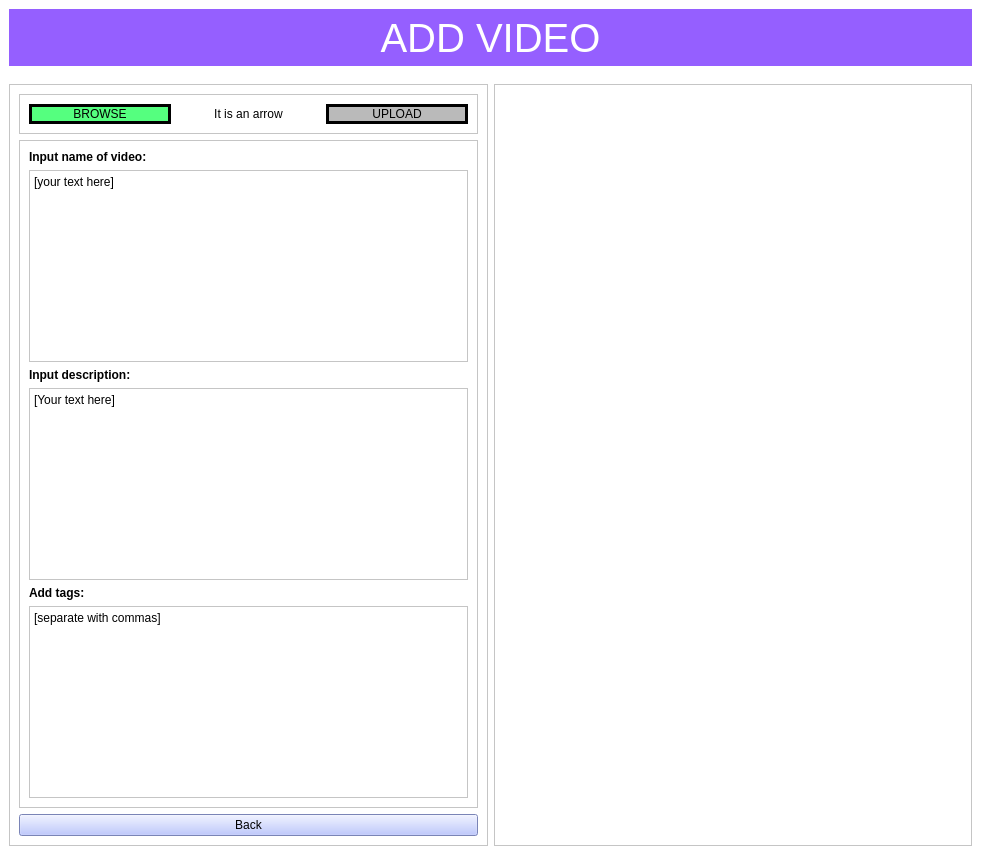
Old version of the form copyclare/ui/video_addition.ui in the repository MotionInput/Team14-CopyClare.
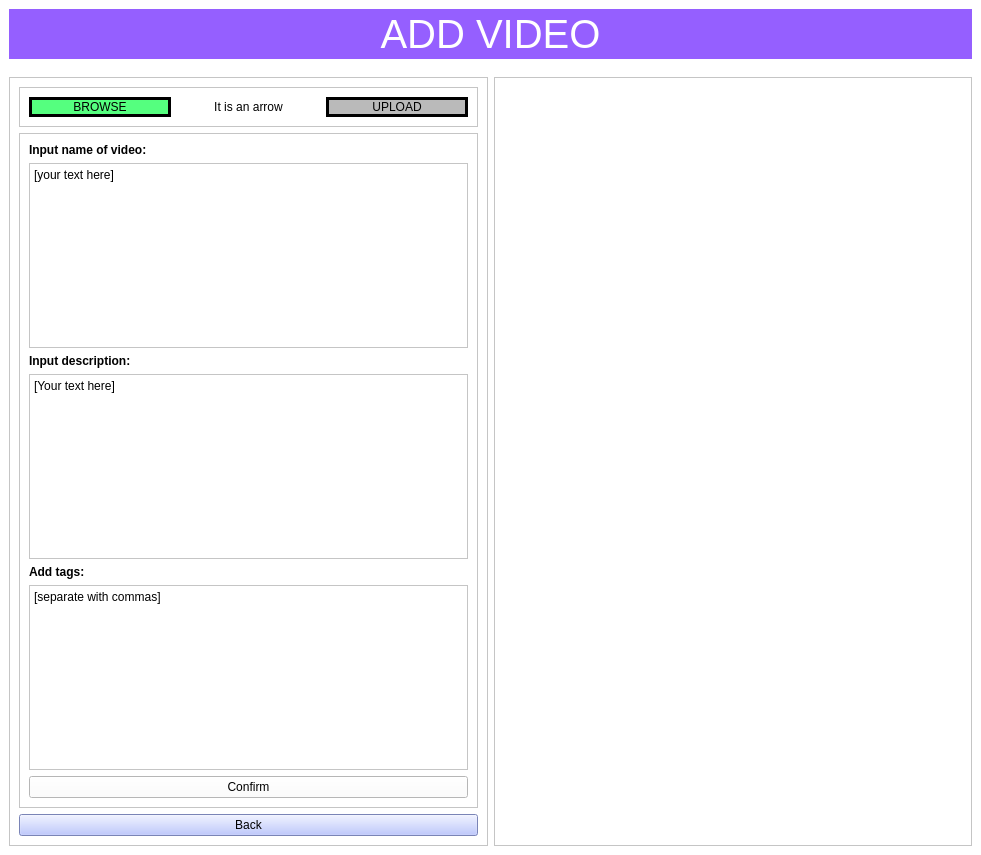
New version of the form.

Commit message: video addition page part 2

Patch:
```diff
--- a/copyclare/ui/video_addition.ui
+++ b/copyclare/ui/video_addition.ui
@@ -355,6 +355,13 @@
                  </property>
                 </widget>
                </item>
+               <item>
+                <widget class="QPushButton" name="confirm_button">
+                 <property name="text">
+                  <string>Confirm</string>
+                 </property>
+                </widget>
+               </item>
               </layout>
              </widget>
             </item>
@@ -385,6 +392,11 @@
            <property name="frameShadow">
             <enum>QFrame::Raised</enum>
            </property>
+           <layout class="QHBoxLayout" name="horizontalLayout_4">
+            <item>
+             <widget class="QWidget" name="widget" native="true"/>
+            </item>
+           </layout>
           </widget>
          </item>
         </layout>
```
The commit also changes 4 other files.
